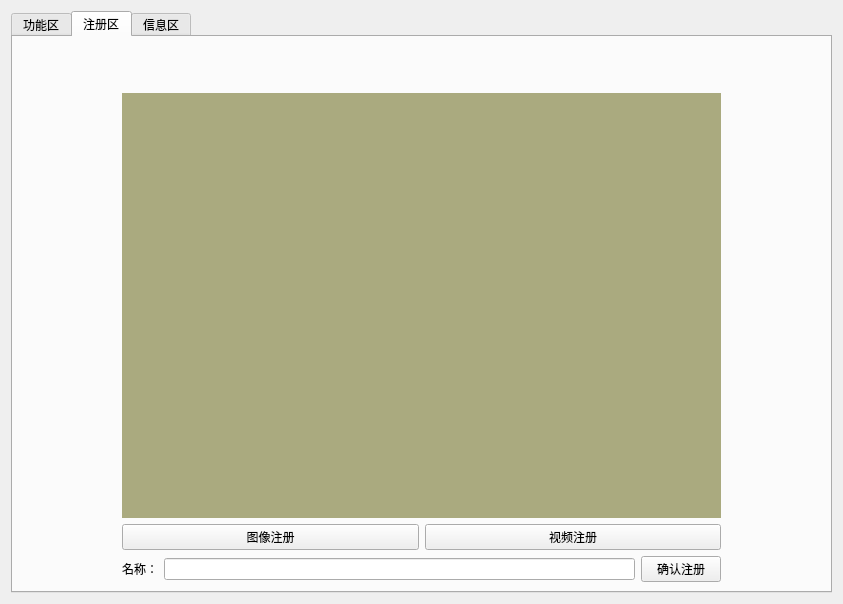
yunke120/Qt-AccessControl, file mainwindow.ui: the form before one commit.
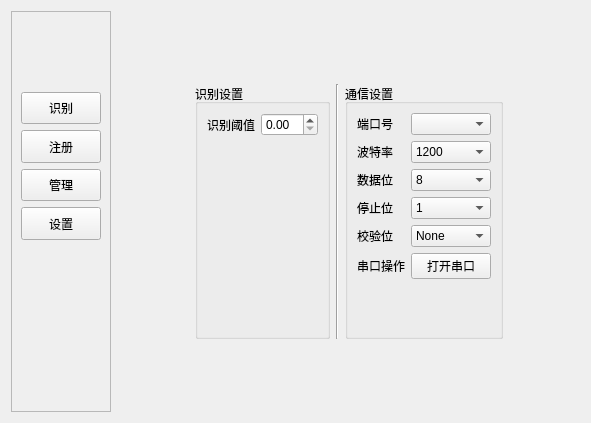
The form after the commit. The open tabs and pages were chosen to show the change. Custom widgets are drawn as their Qt base class.

```diff
--- a/mainwindow.ui
+++ b/mainwindow.ui
@@ -6,43 +6,94 @@
    <rect>
     <x>0</x>
     <y>0</y>
-    <width>843</width>
-    <height>604</height>
+    <width>591</width>
+    <height>423</height>
    </rect>
   </property>
   <property name="windowTitle">
    <string>Form</string>
   </property>
-  <layout class="QGridLayout" name="gridLayout">
+  <layout class="QGridLayout" name="gridLayout_3">
    <item row="0" column="0">
-    <widget class="QTabWidget" name="tabWidget">
-     <property name="currentIndex">
-      <number>2</number>
-     </property>
-     <widget class="QWidget" name="tab">
-      <attribute name="title">
-       <string>功能区</string>
-      </attribute>
-      <layout class="QGridLayout" name="gridLayout_2">
-       <item row="0" column="0">
-        <layout class="QHBoxLayout" name="horizontalLayout_2" stretch="1,6,1">
-         <item>
-          <spacer name="horizontalSpacer">
-           <property name="orientation">
-            <enum>Qt::Horizontal</enum>
-           </property>
-           <property name="sizeHint" stdset="0">
-            <size>
-             <width>40</width>
-             <height>20</height>
-            </size>
-           </property>
-          </spacer>
-         </item>
-         <item>
-          <layout class="QVBoxLayout" name="verticalLayout" stretch="1,9,2">
+    <layout class="QHBoxLayout" name="horizontalLayout_2" stretch="0,10">
+     <item>
+      <widget class="PanelLeftSide" name="scrollArea">
+       <property name="widgetResizable">
+        <bool>true</bool>
+       </property>
+       <widget class="QWidget" name="scrollAreaWidgetContents">
+        <property name="geometry">
+         <rect>
+          <x>0</x>
+          <y>0</y>
+          <width>104</width>
+          <height>397</height>
+         </rect>
+        </property>
+        <layout class="QGridLayout" name="gridLayout">
+         <item row="0" column="0">
+          <layout class="QVBoxLayout" name="verticalLayout_5" stretch="2,1,1,1,1,5">
            <item>
-            <spacer name="verticalSpacer">
+            <widget class="QLabel" name="labellogo">
+             <property name="text">
+              <string/>
+             </property>
+            </widget>
+           </item>
+           <item>
+            <widget class="QPushButton" name="btnSliderReco">
+             <property name="sizePolicy">
+              <sizepolicy hsizetype="Expanding" vsizetype="Expanding">
+               <horstretch>0</horstretch>
+               <verstretch>0</verstretch>
+              </sizepolicy>
+             </property>
+             <property name="text">
+              <string>识别</string>
+             </property>
+            </widget>
+           </item>
+           <item>
+            <widget class="QPushButton" name="btnSliderRegi">
+             <property name="sizePolicy">
+              <sizepolicy hsizetype="Expanding" vsizetype="Expanding">
+               <horstretch>0</horstretch>
+               <verstretch>0</verstretch>
+              </sizepolicy>
+             </property>
+             <property name="text">
+              <string>注册</string>
+             </property>
+            </widget>
+           </item>
+           <item>
+            <widget class="QPushButton" name="btnSliderManage">
+             <property name="sizePolicy">
+              <sizepolicy hsizetype="Expanding" vsizetype="Expanding">
+               <horstretch>0</horstretch>
+               <verstretch>0</verstretch>
+              </sizepolicy>
+             </property>
+             <property name="text">
+              <string>管理</string>
+             </property>
+            </widget>
+           </item>
+           <item>
+            <widget class="QPushButton" name="btnSliderSet">
+             <property name="sizePolicy">
+              <sizepolicy hsizetype="Expanding" vsizetype="Expanding">
+               <horstretch>0</horstretch>
+               <verstretch>0</verstretch>
+              </sizepolicy>
+             </property>
+             <property name="text">
+              <string>设置</string>
+             </property>
+            </widget>
+           </item>
+           <item>
+            <spacer name="verticalSpacer_3">
              <property name="orientation">
               <enum>Qt::Vertical</enum>
              </property>
@@ -54,6 +105,21 @@
              </property>
             </spacer>
            </item>
+          </layout>
+         </item>
+        </layout>
+       </widget>
+      </widget>
+     </item>
+     <item>
+      <widget class="QStackedWidget" name="stackedWidget">
+       <property name="currentIndex">
+        <number>3</number>
+       </property>
+       <widget class="QWidget" name="page">
+        <layout class="QGridLayout" name="gridLayout_5">
+         <item row="0" column="0">
+          <layout class="QVBoxLayout" name="verticalLayout_6" stretch="9,1">
            <item>
             <widget class="QLabel" name="labelVideo">
              <property name="styleSheet">
@@ -65,57 +131,116 @@
             </widget>
            </item>
            <item>
+            <widget class="QPushButton" name="btnOpenVideo">
+             <property name="text">
+              <string>打开视频</string>
+             </property>
+            </widget>
+           </item>
+          </layout>
+         </item>
+        </layout>
+       </widget>
+       <widget class="QWidget" name="page_2">
+        <layout class="QGridLayout" name="gridLayout_6">
+         <item row="0" column="0">
+          <layout class="QVBoxLayout" name="verticalLayout_7" stretch="8,1,1">
+           <item>
+            <widget class="QLabel" name="labelVideoRegister">
+             <property name="styleSheet">
+              <string notr="true">background-color: rgb(170, 170, 127);</string>
+             </property>
+             <property name="text">
+              <string/>
+             </property>
+            </widget>
+           </item>
+           <item>
+            <layout class="QHBoxLayout" name="horizontalLayout_7" stretch="1,1,1">
+             <item>
+              <widget class="QPushButton" name="btnRegiImage">
+               <property name="text">
+                <string>图像注册</string>
+               </property>
+              </widget>
+             </item>
+             <item>
+              <widget class="QLabel" name="label_3">
+               <property name="text">
+                <string/>
+               </property>
+              </widget>
+             </item>
+             <item>
+              <widget class="QPushButton" name="btnRegiVideo">
+               <property name="text">
+                <string>视频注册</string>
+               </property>
+              </widget>
+             </item>
+            </layout>
+           </item>
+           <item>
+            <layout class="QHBoxLayout" name="horizontalLayout_8">
+             <item>
+              <widget class="QLabel" name="label">
+               <property name="text">
+                <string>名称：</string>
+               </property>
+              </widget>
+             </item>
+             <item>
+              <widget class="QLineEdit" name="lineEditName"/>
+             </item>
+             <item>
+              <widget class="QPushButton" name="btnConfirmRegister">
+               <property name="text">
+                <string>确认注册</string>
+               </property>
+              </widget>
+             </item>
+            </layout>
+           </item>
+          </layout>
+         </item>
+        </layout>
+       </widget>
+       <widget class="QWidget" name="page_3">
+        <layout class="QGridLayout" name="gridLayout_2">
+         <item row="0" column="0">
+          <layout class="QVBoxLayout" name="verticalLayout">
+           <item>
             <layout class="QHBoxLayout" name="horizontalLayout">
              <item>
-              <widget class="QPushButton" name="btnOpenVideo">
+              <widget class="QPushButton" name="btnRefresh">
                <property name="text">
-                <string>打开视频</string>
+                <string>刷新</string>
+               </property>
+              </widget>
+             </item>
+             <item>
+              <widget class="QLineEdit" name="lineEdit"/>
+             </item>
+             <item>
+              <widget class="QPushButton" name="btnFind">
+               <property name="text">
+                <string>查找</string>
                </property>
               </widget>
              </item>
             </layout>
            </item>
+           <item>
+            <widget class="QTableWidget" name="tableWidget"/>
+           </item>
           </layout>
          </item>
-         <item>
-          <spacer name="horizontalSpacer_2">
-           <property name="orientation">
-            <enum>Qt::Horizontal</enum>
-           </property>
-           <property name="sizeHint" stdset="0">
-            <size>
-             <width>40</width>
-             <height>20</height>
-            </size>
-           </property>
-          </spacer>
-         </item>
         </layout>
-       </item>
-      </layout>
-     </widget>
-     <widget class="QWidget" name="tab_3">
-      <attribute name="title">
-       <string>注册区</string>
-      </attribute>
-      <layout class="QGridLayout" name="gridLayout_4">
-       <item row="0" column="0">
-        <layout class="QHBoxLayout" name="horizontalLayout_6" stretch="1,6,1">
-         <item>
-          <spacer name="horizontalSpacer_3">
-           <property name="orientation">
-            <enum>Qt::Horizontal</enum>
-           </property>
-           <property name="sizeHint" stdset="0">
-            <size>
-             <width>40</width>
-             <height>20</height>
-            </size>
-           </property>
-          </spacer>
-         </item>
-         <item>
-          <layout class="QVBoxLayout" name="verticalLayout_4" stretch="1,9,2">
+       </widget>
+       <widget class="QWidget" name="page_4">
+        <layout class="QGridLayout" name="gridLayout_8">
+         <item row="0" column="0">
+          <layout class="QVBoxLayout" name="verticalLayout_3" stretch="1,4,1">
            <item>
             <spacer name="verticalSpacer_2">
              <property name="orientation">
@@ -123,123 +248,300 @@
              </property>
              <property name="sizeHint" stdset="0">
               <size>
-               <width>334</width>
-               <height>13</height>
+               <width>20</width>
+               <height>40</height>
               </size>
              </property>
             </spacer>
            </item>
            <item>
-            <widget class="QLabel" name="labelVideoRegister">
-             <property name="styleSheet">
-              <string notr="true">background-color: rgb(170, 170, 127);</string>
-             </property>
-             <property name="text">
-              <string/>
-             </property>
-            </widget>
-           </item>
-           <item>
-            <layout class="QVBoxLayout" name="verticalLayout_3">
+            <layout class="QHBoxLayout" name="horizontalLayout_5" stretch="1,4,1">
              <item>
-              <layout class="QHBoxLayout" name="horizontalLayout_5">
-               <item>
-                <widget class="QPushButton" name="btnRegiImage">
-                 <property name="text">
-                  <string>图像注册</string>
-                 </property>
-                </widget>
-               </item>
-               <item>
-                <widget class="QPushButton" name="btnRegiVideo">
-                 <property name="text">
-                  <string>视频注册</string>
-                 </property>
-                </widget>
-               </item>
-              </layout>
+              <spacer name="horizontalSpacer">
+               <property name="orientation">
+                <enum>Qt::Horizontal</enum>
+               </property>
+               <property name="sizeHint" stdset="0">
+                <size>
+                 <width>40</width>
+                 <height>20</height>
+                </size>
+               </property>
+              </spacer>
              </item>
              <item>
               <layout class="QHBoxLayout" name="horizontalLayout_4">
                <item>
-                <widget class="QLabel" name="label">
-                 <property name="text">
-                  <string>名称：</string>
+                <widget class="QGroupBox" name="groupBox_2">
+                 <property name="title">
+                  <string>识别设置</string>
                  </property>
+                 <layout class="QGridLayout" name="gridLayout_7">
+                  <item row="0" column="0">
+                   <layout class="QVBoxLayout" name="verticalLayout_2">
+                    <item>
+                     <layout class="QHBoxLayout" name="horizontalLayout_3">
+                      <item>
+                       <widget class="QLabel" name="label_9">
+                        <property name="text">
+                         <string>识别阈值</string>
+                        </property>
+                       </widget>
+                      </item>
+                      <item>
+                       <widget class="QDoubleSpinBox" name="doubleSpinBox"/>
+                      </item>
+                     </layout>
+                    </item>
+                    <item>
+                     <spacer name="verticalSpacer">
+                      <property name="orientation">
+                       <enum>Qt::Vertical</enum>
+                      </property>
+                      <property name="sizeHint" stdset="0">
+                       <size>
+                        <width>20</width>
+                        <height>40</height>
+                       </size>
+                      </property>
+                     </spacer>
+                    </item>
+                   </layout>
+                  </item>
+                 </layout>
                 </widget>
                </item>
                <item>
-                <widget class="QLineEdit" name="lineEditName"/>
+                <widget class="Line" name="line">
+                 <property name="orientation">
+                  <enum>Qt::Vertical</enum>
+                 </property>
+                </widget>
                </item>
                <item>
-                <widget class="QPushButton" name="btnConfirmRegister">
-                 <property name="text">
-                  <string>确认注册</string>
+                <widget class="QGroupBox" name="groupBox">
+                 <property name="title">
+                  <string>通信设置</string>
                  </property>
+                 <layout class="QGridLayout" name="gridLayout_4">
+                  <item row="0" column="0">
+                   <layout class="QFormLayout" name="formLayout">
+                    <item row="0" column="0">
+                     <widget class="QLabel" name="label_2">
+                      <property name="text">
+                       <string>端口号</string>
+                      </property>
+                     </widget>
+                    </item>
+                    <item row="0" column="1">
+                     <widget class="QComboBox" name="cbPort"/>
+                    </item>
+                    <item row="1" column="0">
+                     <widget class="QLabel" name="label_4">
+                      <property name="text">
+                       <string>波特率</string>
+                      </property>
+                     </widget>
+                    </item>
+                    <item row="1" column="1">
+                     <widget class="QComboBox" name="cbBaudrate">
+                      <item>
+                       <property name="text">
+                        <string>1200</string>
+                       </property>
+                      </item>
+                      <item>
+                       <property name="text">
+                        <string>2400</string>
+                       </property>
+                      </item>
+                      <item>
+                       <property name="text">
+                        <string>4800</string>
+                       </property>
+                      </item>
+                      <item>
+                       <property name="text">
+                        <string>9600</string>
+                       </property>
+                      </item>
+                      <item>
+                       <property name="text">
+                        <string>14400</string>
+                       </property>
+                      </item>
+                      <item>
+                       <property name="text">
+                        <string>19200</string>
+                       </property>
+                      </item>
+                      <item>
+                       <property name="text">
+                        <string>38400</string>
+                       </property>
+                      </item>
+                      <item>
+                       <property name="text">
+                        <string>115200</string>
+                       </property>
+                      </item>
+                      <item>
+                       <property name="text">
+                        <string>256000</string>
+                       </property>
+                      </item>
+                     </widget>
+                    </item>
+                    <item row="2" column="0">
+                     <widget class="QLabel" name="label_5">
+                      <property name="text">
+                       <string>数据位</string>
+                      </property>
+                     </widget>
+                    </item>
+                    <item row="2" column="1">
+                     <widget class="QComboBox" name="cbDatabits">
+                      <item>
+                       <property name="text">
+                        <string>8</string>
+                       </property>
+                      </item>
+                      <item>
+                       <property name="text">
+                        <string>7</string>
+                       </property>
+                      </item>
+                      <item>
+                       <property name="text">
+                        <string>6</string>
+                       </property>
+                      </item>
+                      <item>
+                       <property name="text">
+                        <string>5</string>
+                       </property>
+                      </item>
+                     </widget>
+                    </item>
+                    <item row="3" column="0">
+                     <widget class="QLabel" name="label_6">
+                      <property name="text">
+                       <string>停止位</string>
+                      </property>
+                     </widget>
+                    </item>
+                    <item row="3" column="1">
+                     <widget class="QComboBox" name="cbStopbits">
+                      <item>
+                       <property name="text">
+                        <string>1</string>
+                       </property>
+                      </item>
+                      <item>
+                       <property name="text">
+                        <string>1.5</string>
+                       </property>
+                      </item>
+                      <item>
+                       <property name="text">
+                        <string>2</string>
+                       </property>
+                      </item>
+                     </widget>
+                    </item>
+                    <item row="4" column="0">
+                     <widget class="QLabel" name="label_7">
+                      <property name="text">
+                       <string>校验位</string>
+                      </property>
+                     </widget>
+                    </item>
+                    <item row="4" column="1">
+                     <widget class="QComboBox" name="cbPribits">
+                      <item>
+                       <property name="text">
+                        <string>None</string>
+                       </property>
+                      </item>
+                      <item>
+                       <property name="text">
+                        <string>Odd</string>
+                       </property>
+                      </item>
+                      <item>
+                       <property name="text">
+                        <string>Even</string>
+                       </property>
+                      </item>
+                     </widget>
+                    </item>
+                    <item row="5" column="0">
+                     <widget class="QLabel" name="label_8">
+                      <property name="text">
+                       <string>串口操作</string>
+                      </property>
+                     </widget>
+                    </item>
+                    <item row="5" column="1">
+                     <widget class="QPushButton" name="btnOpenSerial">
+                      <property name="text">
+                       <string>打开串口</string>
+                      </property>
+                     </widget>
+                    </item>
+                   </layout>
+                  </item>
+                 </layout>
                 </widget>
                </item>
               </layout>
              </item>
+             <item>
+              <spacer name="horizontalSpacer_2">
+               <property name="orientation">
+                <enum>Qt::Horizontal</enum>
+               </property>
+               <property name="sizeHint" stdset="0">
+                <size>
+                 <width>40</width>
+                 <height>20</height>
+                </size>
+               </property>
+              </spacer>
+             </item>
             </layout>
            </item>
-          </layout>
-         </item>
-         <item>
-          <spacer name="horizontalSpacer_4">
-           <property name="orientation">
-            <enum>Qt::Horizontal</enum>
-           </property>
-           <property name="sizeHint" stdset="0">
-            <size>
-             <width>40</width>
-             <height>20</height>
-            </size>
-           </property>
-          </spacer>
-         </item>
-        </layout>
-       </item>
-      </layout>
-     </widget>
-     <widget class="QWidget" name="tab_2">
-      <attribute name="title">
-       <string>信息区</string>
-      </attribute>
-      <layout class="QGridLayout" name="gridLayout_3">
-       <item row="0" column="0">
-        <layout class="QVBoxLayout" name="verticalLayout_2">
-         <item>
-          <layout class="QHBoxLayout" name="horizontalLayout_3">
            <item>
-            <widget class="QPushButton" name="btnRefresh">
-             <property name="text">
-              <string>刷新</string>
+            <spacer name="verticalSpacer_4">
+             <property name="orientation">
+              <enum>Qt::Vertical</enum>
              </property>
-            </widget>
-           </item>
-           <item>
-            <widget class="QLineEdit" name="lineEdit"/>
-           </item>
-           <item>
-            <widget class="QPushButton" name="btnFind">
-             <property name="text">
-              <string>查找</string>
+             <property name="sizeHint" stdset="0">
+              <size>
+               <width>20</width>
+               <height>40</height>
+              </size>
              </property>
-            </widget>
+            </spacer>
            </item>
           </layout>
          </item>
-         <item>
-          <widget class="QTableWidget" name="tableWidget"/>
-         </item>
         </layout>
-       </item>
-      </layout>
-     </widget>
-    </widget>
+       </widget>
+      </widget>
+     </item>
+    </layout>
    </item>
   </layout>
  </widget>
+ <customwidgets>
+  <customwidget>
+   <class>PanelLeftSide</class>
+   <extends>QScrollArea</extends>
+   <header location="global">QSidePanel/PanelLeftSide.hpp</header>
+   <container>1</container>
+  </customwidget>
+ </customwidgets>
  <resources/>
  <connections/>
 </ui>
```
